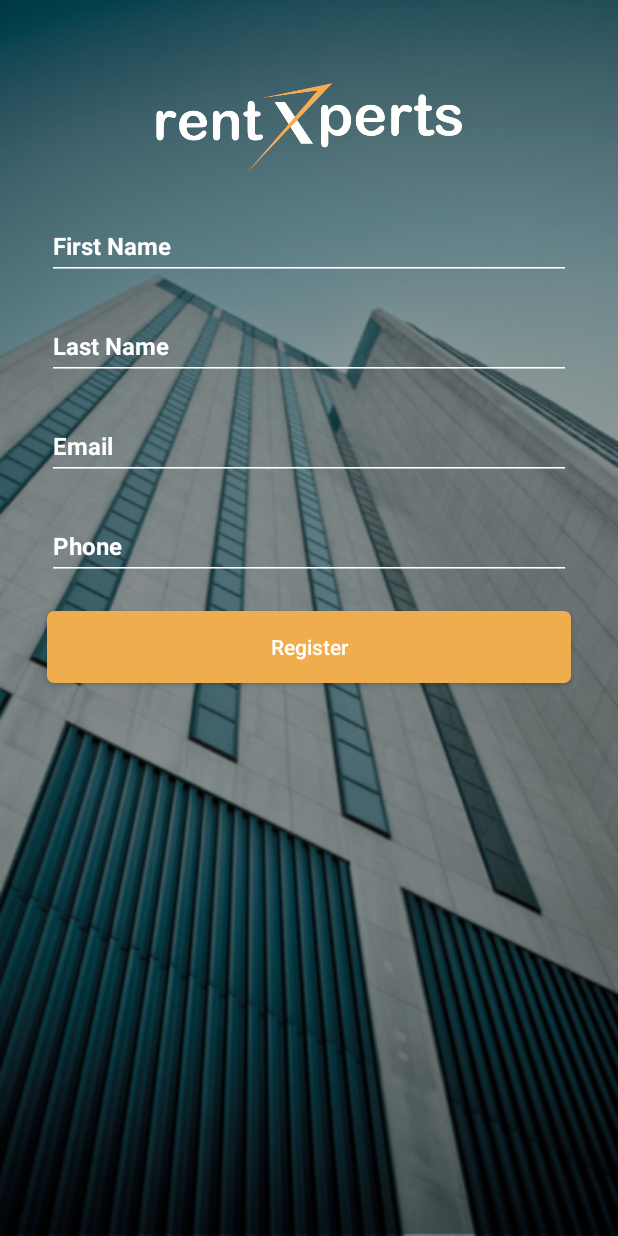
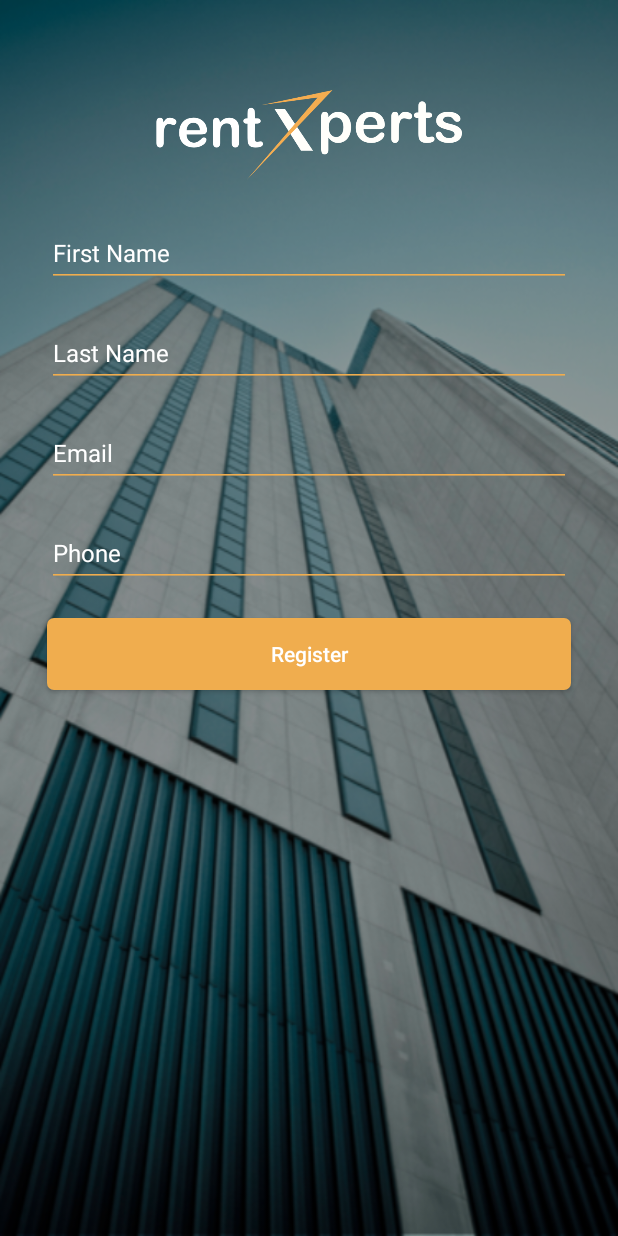
Before and after one commit to izangular/ISpotRent, an Android app: the layout activity_form.xml on its own in the app's theme, with its tools: preview values and no code run, on a phone screen of 412 x 824 dp. Run offline under Robolectric (Android 15) with nearby library versions, the phone set to English and light mode, and no system bars.

Commit message:
Added scroll on form.

```diff
--- a/app/src/main/res/layout/activity_form.xml
+++ b/app/src/main/res/layout/activity_form.xml
@@ -7,64 +7,42 @@
    android:background="@drawable/launch"
    android:orientation="vertical">
 
-    <LinearLayout
+    <ScrollView
         android:layout_width="match_parent"
-        android:layout_height="wrap_content"
+        android:layout_height="match_parent"
         android:layout_gravity="center_vertical"
-        android:layout_marginLeft="15dp"
-        android:layout_marginRight="15dp"
-        android:layout_marginTop="15dp"
         android:layout_weight="1"
         android:focusable="false"
         android:focusableInTouchMode="true"
         android:orientation="vertical">
 
-
-        <ScrollView
-            android:layout_width="match_parent"
-            android:layout_height="wrap_content"
-            android:scrollbars="none">
-
-
         <LinearLayout
             android:layout_width="match_parent"
-                android:layout_height="wrap_content"
-                android:layout_gravity="center_vertical"
+            android:layout_height="match_parent"
+            android:layout_marginLeft="15dp"
+            android:layout_marginTop="40dp"
+            android:layout_marginRight="15dp"
             android:orientation="vertical">
-
         <ImageView
             android:id="@+id/imageView"
             android:layout_width="match_parent"
+            android:layout_gravity="center_vertical"
             android:layout_height="60dp"
+            android:layout_marginTop="20dp"
             android:layout_above="@+id/textView"
             android:layout_alignParentStart="true"
+            android:focusable="true"
+            android:focusableInTouchMode="true"
             android:layout_marginBottom="25dp"
-                    android:layout_marginTop="40dp"
             android:src="@drawable/rentxperts_logo" />
-
-                <LinearLayout
-                    android:layout_width="match_parent"
-                    android:layout_height="wrap_content"
-                    android:layout_gravity="center_vertical"
-                    android:layout_marginLeft="@dimen/activity_vertical_margin"
-                    android:layout_marginRight="@dimen/activity_vertical_margin"
-                    android:orientation="vertical">
-
-                    <!--  First Name Label -->
-                    <!--    <TextView
-                    android:layout_width="fill_parent"
-                    android:layout_height="wrap_content"
-                    android:paddingLeft="3dp"
-                    android:paddingTop="20dp"
-                    android:text="FIRST NAME"
-                    android:textColor="#fff"
-                    android:textSize="13sp" />-->
 
                     <android.support.design.widget.TextInputLayout
                         android:id="@+id/firstNameMessage"
                         android:layout_width="match_parent"
                         android:layout_height="wrap_content"
                         android:theme="@style/MyErrorText"
+                        android:layout_marginLeft="@dimen/activity_vertical_margin"
+                        android:layout_marginRight="@dimen/activity_vertical_margin"
                         app:hintTextAppearance="@style/TextAppearence.App.TextInputLayout"
                         android:textColorHint="@android:color/white"
                         app:errorEnabled="true">
@@ -79,24 +57,16 @@
                             android:text=""
                             android:textColor="#fff"
                             android:textSize="16sp"
-                            android:textStyle="bold"
                             android:theme="@style/MyEditText" />
                     </android.support.design.widget.TextInputLayout>
-
-                    <!--  Last Name Label -->
-                    <!--   <TextView
-                    android:layout_width="fill_parent"
-                    android:layout_height="wrap_content"
-                    android:paddingLeft="3dp"
-                    android:text="LAST NAME"
-                    android:textColor="#fff"
-                    android:textSize="13sp" />-->
 
                     <android.support.design.widget.TextInputLayout
                         android:id="@+id/lastNameMessage"
                         android:layout_width="match_parent"
                         android:layout_height="wrap_content"
                         android:theme="@style/MyErrorText"
+                        android:layout_marginLeft="@dimen/activity_vertical_margin"
+                        android:layout_marginRight="@dimen/activity_vertical_margin"
                         app:hintTextAppearance="@style/TextAppearence.App.TextInputLayout"
                         android:textColorHint="@android:color/white"
                         app:errorEnabled="true">
@@ -113,24 +83,16 @@
                             android:textColorHint="@color/white"
                             android:textColorLink="@android:color/background_light"
                             android:textSize="16sp"
-                            android:textStyle="bold"
                             android:theme="@style/MyEditText" />
                     </android.support.design.widget.TextInputLayout>
-
-                    <!--  Email Label -->
-                    <!-- <TextView
-                    android:layout_width="fill_parent"
-                    android:layout_height="wrap_content"
-                    android:paddingLeft="3dp"
-                    android:text="EMAIL"
-                    android:textColor="#fff"
-                    android:textSize="13sp" />-->
 
                     <android.support.design.widget.TextInputLayout
                         android:id="@+id/emailMessage"
                         android:layout_width="match_parent"
                         android:layout_height="wrap_content"
                         android:theme="@style/MyErrorText"
+                        android:layout_marginLeft="@dimen/activity_vertical_margin"
+                        android:layout_marginRight="@dimen/activity_vertical_margin"
                         app:hintTextAppearance="@style/TextAppearence.App.TextInputLayout"
                         android:textColorHint="@android:color/white"
                         app:errorEnabled="true">
@@ -147,25 +109,16 @@
                             android:textColorHint="@color/white"
                             android:textColorLink="@android:color/background_light"
                             android:textSize="16sp"
-                            android:textStyle="bold"
                             android:theme="@style/MyEditText" />
                     </android.support.design.widget.TextInputLayout>
-
-                    <!--  Phone Label -->
-                    <!-- <TextView
-                    android:id="@+id/textView4"
-                    android:layout_width="fill_parent"
-                    android:layout_height="wrap_content"
-                    android:paddingLeft="3dp"
-                    android:text="PHONE NUMBER"
-                    android:textColor="#fff"
-                    android:textSize="13sp" />-->
 
                     <android.support.design.widget.TextInputLayout
                         android:id="@+id/phoneMessage"
                         android:layout_width="match_parent"
                         android:layout_height="wrap_content"
                         android:textColorHint="@android:color/white"
+                        android:layout_marginLeft="@dimen/activity_vertical_margin"
+                        android:layout_marginRight="@dimen/activity_vertical_margin"
                         app:hintTextAppearance="@style/TextAppearence.App.TextInputLayout"
                         android:theme="@style/MyErrorText"
                         app:errorEnabled="true">
@@ -182,11 +135,22 @@
                             android:textColorHint="@color/white"
                             android:textColorLink="@android:color/background_light"
                             android:textSize="16sp"
-                            android:textStyle="bold"
                             android:theme="@style/MyEditText" />
                     </android.support.design.widget.TextInputLayout>
-                </LinearLayout>
-
+                <RelativeLayout
+                    android:id="@+id/progressLayout"
+                    android:layout_width="match_parent"
+                    android:layout_height="match_parent"
+                    android:visibility="gone">
+                    <ProgressBar
+                        android:id="@+id/progressBarAppraisal"
+                        style="?android:attr/progressBarStyle"
+                        android:layout_width="wrap_content"
+                        android:layout_height="30dp"
+                        android:layout_alignParentBottom="true"
+                        android:layout_centerVertical="true"
+                        android:layout_centerHorizontal="true"/>
+                </RelativeLayout>
         <Button
             android:id="@+id/register"
             android:layout_width="match_parent"
@@ -200,24 +164,8 @@
             android:gravity="center"
             android:text="Register"
             android:textColor="#fff" />
-
-                <RelativeLayout
-                    android:id="@+id/progressLayout"
-                    android:layout_width="match_parent"
-                    android:layout_height="match_parent"
-                    android:visibility="invisible">
-                    <ProgressBar
-                        android:id="@+id/progressBarAppraisal"
-                        style="?android:attr/progressBarStyle"
-                        android:layout_width="wrap_content"
-                        android:layout_height="30dp"
-                        android:layout_alignParentBottom="true"
-                        android:layout_centerVertical="true"
-                        android:layout_centerHorizontal="true"/>
-                </RelativeLayout>
         </LinearLayout>
     </ScrollView>
 
-    </LinearLayout>
 
 </LinearLayout>
--- a/app/src/main/res/values/styles.xml
+++ b/app/src/main/res/values/styles.xml
@@ -19,14 +19,14 @@
     </style>
 
     <style name="TextAppearence.App.TextInputLayout" parent="@android:style/TextAppearance">
-        <item name="android:textColor">@color/white</item>
+        <item name="android:textColor">@color/colorAccent</item>
         <item name="android:textSize">13sp</item>
     </style>
 
     <!--Input field style-->
     <style name="MyEditText" parent="Theme.AppCompat.Light.DarkActionBar">
-        <item name="colorControlNormal">@color/white</item>
-        <item name="colorControlActivated">@color/white</item>
+        <item name="colorControlNormal">@color/colorAccent</item>
+        <item name="colorControlActivated">@color/colorAccent</item>
     </style>
 
     <style name="FullscreenActionBarStyle" parent="Widget.AppCompat.ActionBar">
```
Lines whose indentation alone changed are shown as unchanged.
